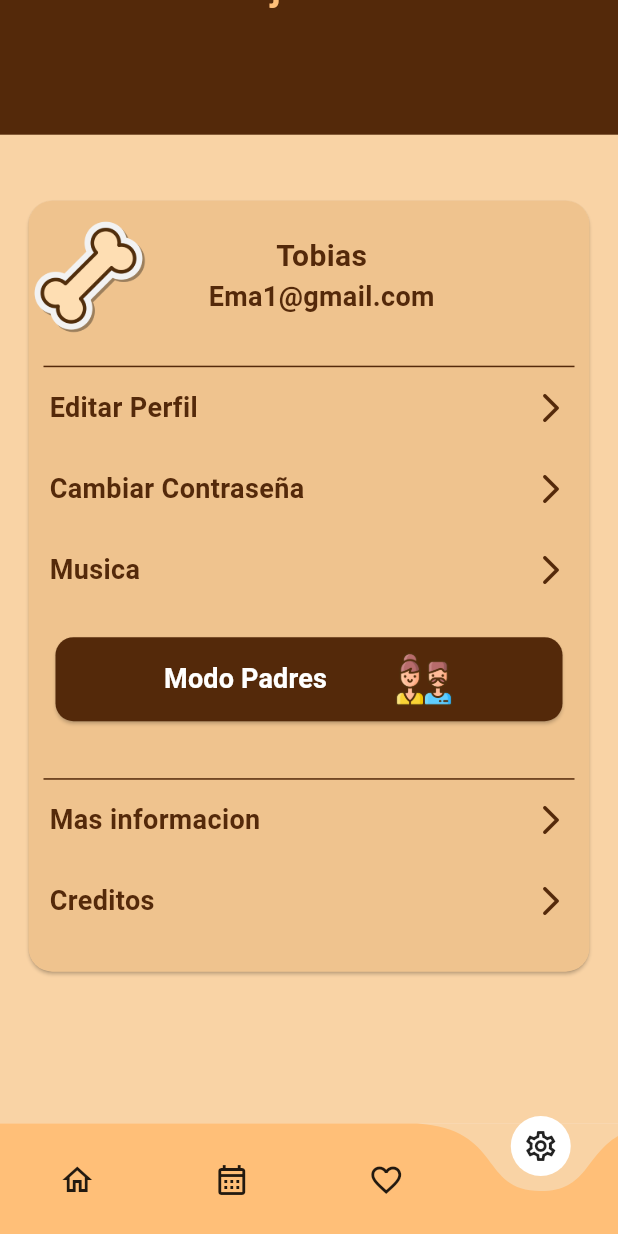
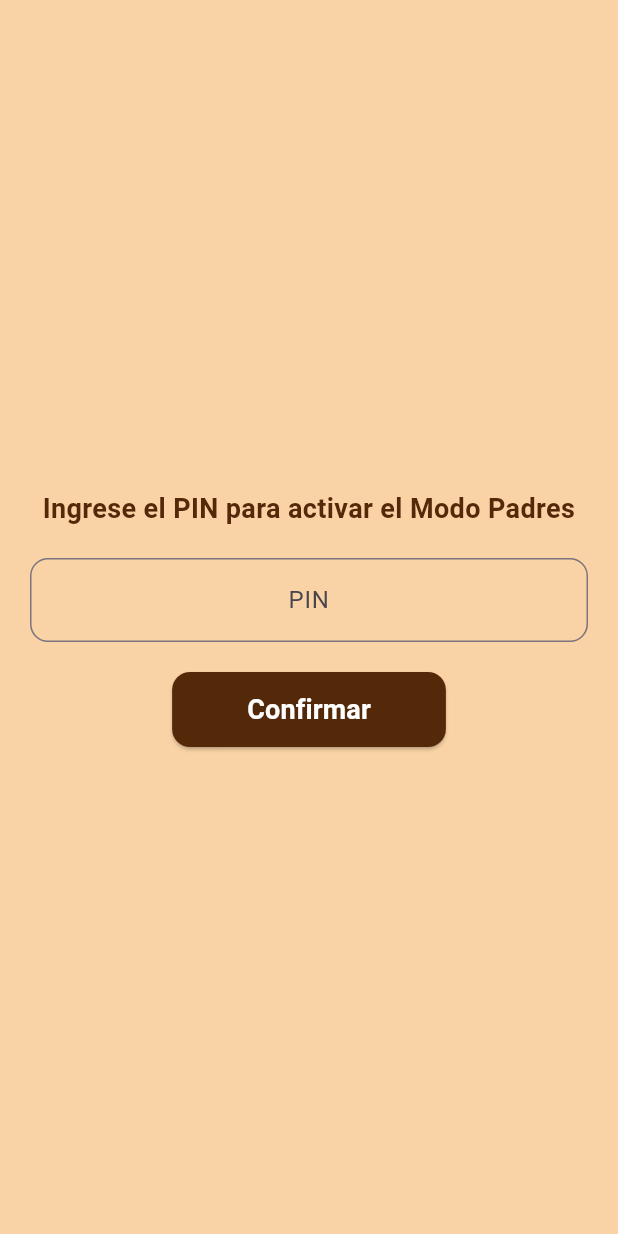
Before and after one commit to tobias-tj/TekkoApp, a Flutter app: the SettingScreen screen opened by its route, scrolled down 75 dp, after a tap on "Modo Padres", on a phone screen of 412 x 824 dp. Run offline on Flutter 3.47's test engine with Material 3 defaults, Android fonts, the phone set to English and light mode, and no system bars; drawn by our look-alikes of curved_navigation_bar; our stand-ins replace audioplayers, go_router, lottie, shared_preferences, vibration; missing offline and left inert: flame; accounts and stored records are empty.

Commit message:
Se agrega el flujo para activar Modo Padres

```diff
--- a/lib/app_routes.dart
+++ b/lib/app_routes.dart
@@ -10,6 +10,8 @@ import 'package:tekko/screens/calendar/winner_screen.dart';
 import 'package:tekko/screens/favorites/favorite_screen.dart';
 import 'package:tekko/screens/games/drawing_screen.dart';
 import 'package:tekko/screens/home_screen.dart';
+import 'package:tekko/screens/parent/admin_home_screen.dart';
+import 'package:tekko/screens/parent/parent_pin_screen.dart';
 import 'package:tekko/screens/settings/setting_screen.dart';
 import 'package:tekko/components/navigation_wrapper.dart';
 import 'package:tekko/screens/splash_screen.dart';
@@ -22,7 +24,10 @@ final GoRouter appRouter = GoRouter(
     GoRoute(
       name: 'splash',
       path: '/splash',
-      builder: (context, state) => const SplashScreen(),
+      builder: (context, state) {
+        final mode = state.uri.queryParameters['mode'];
+        return SplashScreen(mode: mode);
+      },
     ),
     GoRoute(
         name: 'welcome',
@@ -76,6 +81,19 @@ final GoRouter appRouter = GoRouter(
       pageBuilder: (context, state) =>
           NoTransitionPage(child: const LevelUpScreen()),
     ),
+    GoRoute(
+      name: 'adminHome',
+      path: '/adminHome',
+      pageBuilder: (context, state) => NoTransitionPage(
+        child: const AdminHomeScreen(),
+      ),
+    ),
+    GoRoute(
+      name: 'parentModePin',
+      path: '/parentModePin',
+      pageBuilder: (context, state) =>
+          NoTransitionPage(child: const ParentPinScreen()),
+    ),
     ShellRoute(
       builder: (context, state, child) {
         return Scaffold(
--- /dev/null
+++ b/lib/screens/parent/admin_home_screen.dart
@@ -0,0 +1,26 @@
+import 'package:flutter/material.dart';
+import 'package:tekko/styles/app_colors.dart';
+
+class AdminHomeScreen extends StatelessWidget {
+  const AdminHomeScreen({super.key});
+
+  @override
+  Widget build(BuildContext context) {
+    return Scaffold(
+      backgroundColor: AppColors.softCream,
+      appBar: AppBar(
+        title: const Text("Modo Padres - Administrador"),
+      ),
+      body: const Center(
+        child: Text(
+          "Bienvenido al Modo Padres",
+          style: TextStyle(
+            fontSize: 24,
+            fontWeight: FontWeight.bold,
+            color: AppColors.chocolateNewDark,
+          ),
+        ),
+      ),
+    );
+  }
+}
--- /dev/null
+++ b/lib/screens/parent/parent_pin_screen.dart
@@ -0,0 +1,67 @@
+import 'package:flutter/material.dart';
+import 'package:go_router/go_router.dart';
+import 'package:tekko/styles/app_colors.dart';
+
+class ParentPinScreen extends StatelessWidget {
+  const ParentPinScreen({super.key});
+
+  @override
+  Widget build(BuildContext context) {
+    return Scaffold(
+      backgroundColor: AppColors.softCream,
+      body: Center(
+        child: Padding(
+          padding: const EdgeInsets.all(20.0),
+          child: Column(
+            mainAxisAlignment: MainAxisAlignment.center,
+            children: [
+              const Text(
+                "Ingrese el PIN para activar el Modo Padres",
+                style: TextStyle(
+                  fontSize: 18,
+                  fontWeight: FontWeight.bold,
+                  color: AppColors.chocolateNewDark,
+                ),
+                textAlign: TextAlign.center,
+              ),
+              const SizedBox(height: 20),
+              TextField(
+                decoration: InputDecoration(
+                  hintText: "PIN",
+                  border: OutlineInputBorder(
+                    borderRadius: BorderRadius.circular(12.0),
+                  ),
+                ),
+                keyboardType: TextInputType.number,
+                textAlign: TextAlign.center,
+              ),
+              const SizedBox(height: 20),
+              ElevatedButton(
+                onPressed: () {
+                  context.pushReplacement('/splash?mode=parent');
+                  //context.push('/word-screen/$id/$title')
+                },
+                style: ElevatedButton.styleFrom(
+                  backgroundColor: AppColors.chocolateNewDark,
+                  shape: RoundedRectangleBorder(
+                    borderRadius: BorderRadius.circular(12.0),
+                  ),
+                  padding: const EdgeInsets.symmetric(
+                      horizontal: 50, vertical: 12.0),
+                ),
+                child: const Text(
+                  "Confirmar",
+                  style: TextStyle(
+                    color: AppColors.textColor,
+                    fontSize: 18,
+                    fontWeight: FontWeight.bold,
+                  ),
+                ),
+              ),
+            ],
+          ),
+        ),
+      ),
+    );
+  }
+}
--- a/lib/screens/settings/setting_screen.dart
+++ b/lib/screens/settings/setting_screen.dart
@@ -1,4 +1,5 @@
 import 'package:flutter/material.dart';
+import 'package:go_router/go_router.dart';
 import 'package:tekko/components/linear_element.dart';
 import 'package:tekko/components/profile_icon_manager.dart';
 import 'package:tekko/components/top_title_generic.dart';
@@ -136,7 +137,7 @@ class _SettingScreenState extends State<SettingScreen> {
                               padding: const EdgeInsets.all(18),
                               child: ElevatedButton(
                                   onPressed: () {
-                                    // Lógica para manejar el modo padres
+                                    context.pushReplacement('/parentModePin');
                                   },
                                   style: ElevatedButton.styleFrom(
                                     backgroundColor: AppColors
--- a/lib/screens/splash_screen.dart
+++ b/lib/screens/splash_screen.dart
@@ -4,7 +4,9 @@ import 'package:go_router/go_router.dart';
 import 'package:tekko/styles/app_colors.dart';
 
 class SplashScreen extends StatefulWidget {
-  const SplashScreen({super.key});
+  final String? mode; // Parámetro opcional para el modo
+
+  const SplashScreen({super.key, this.mode});
 
   @override
   State<SplashScreen> createState() => _SplashScreenState();
@@ -14,9 +16,14 @@ class _SplashScreenState extends State<SplashScreen> {
   @override
   void initState() {
     super.initState();
-    // Espera 4 segundos y navega a la siguiente pantalla usando GoRouter
     Future.delayed(const Duration(milliseconds: 4000), () {
-      context.pushReplacement('/welcome');
+      if (widget.mode == 'parent') {
+        // Redirigir al AdminHomeScreen si el modo es "parent"
+        context.pushReplacement('/adminHome');
+      } else {
+        // Redirigir al WelcomeScreen en el flujo normal
+        context.pushReplacement('/welcome');
+      }
     });
   }
 
```
